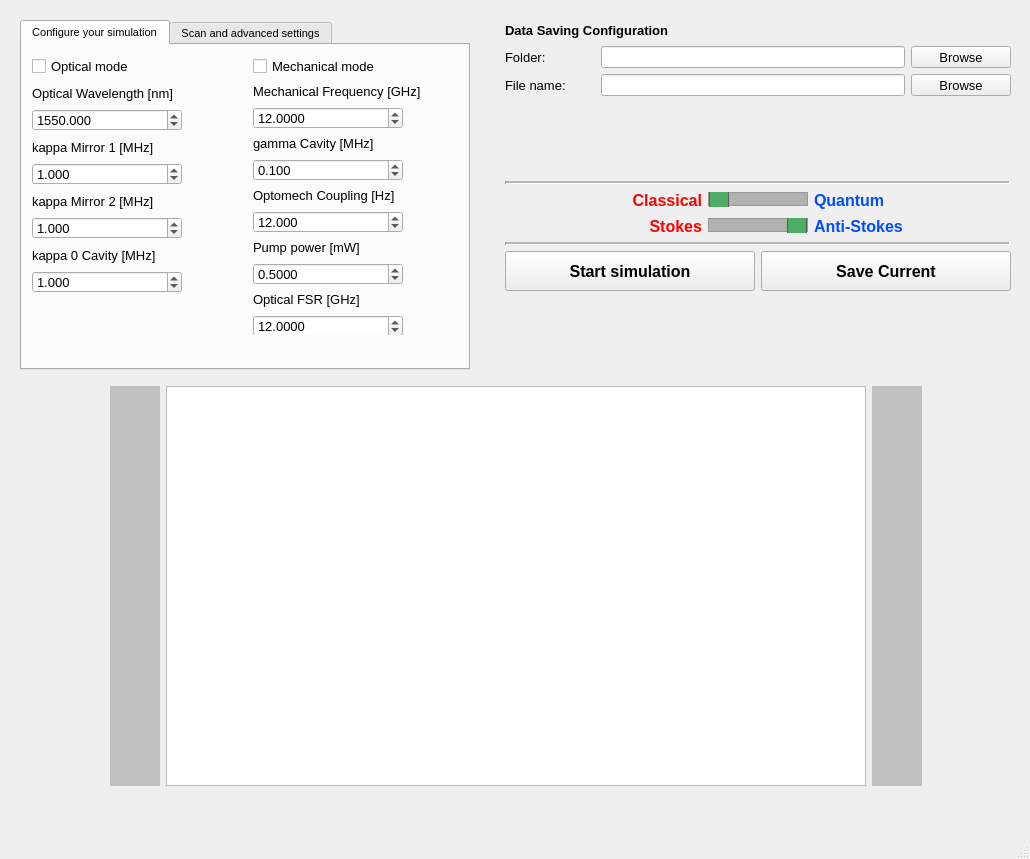
Before: the Qt Designer form simulator_UI.ui in DavideTomasella/sciqis_QCOA, drawn with Qt 5.
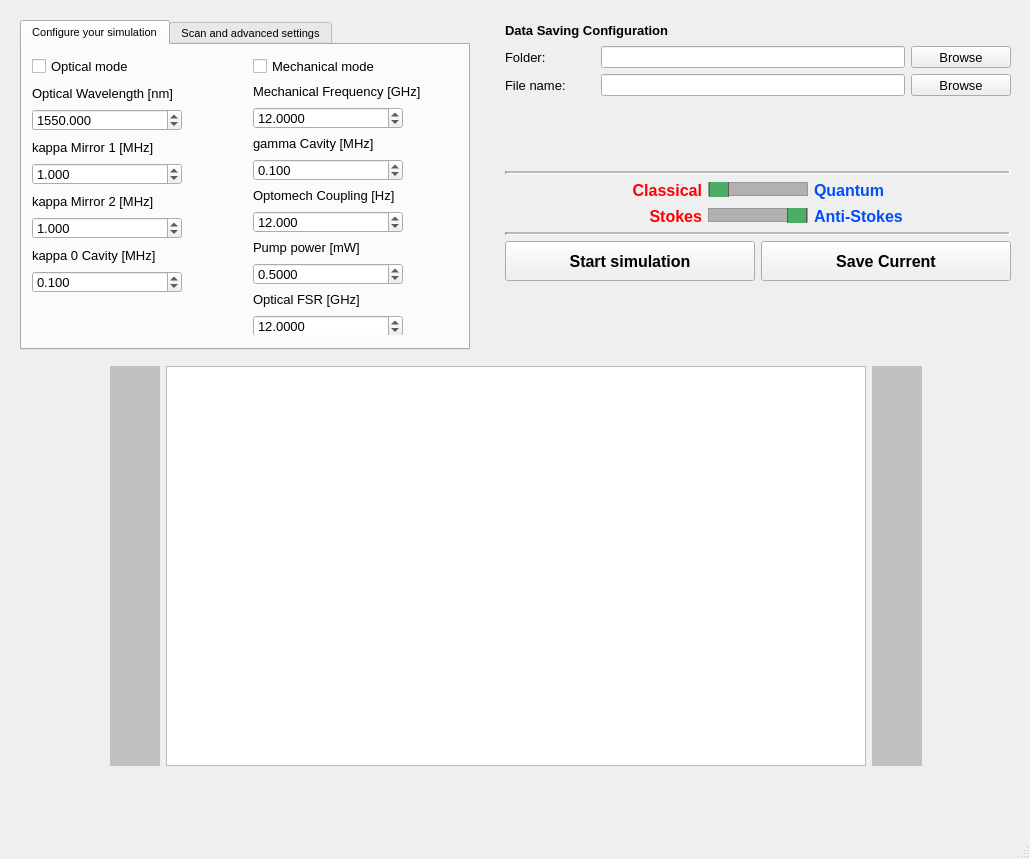
After: the same form once the commit is applied. Custom widgets are drawn as their Qt base class.

```diff
--- a/simulator_UI.ui
+++ b/simulator_UI.ui
@@ -81,7 +81,7 @@
           <property name="minimumSize">
            <size>
             <width>450</width>
-            <height>350</height>
+            <height>330</height>
            </size>
           </property>
           <property name="maximumSize">
@@ -402,7 +402,7 @@
                   <double>0.100000000000000</double>
                  </property>
                  <property name="value">
-                  <double>1.000000000000000</double>
+                  <double>0.100000000000000</double>
                  </property>
                 </widget>
                </item>
```
